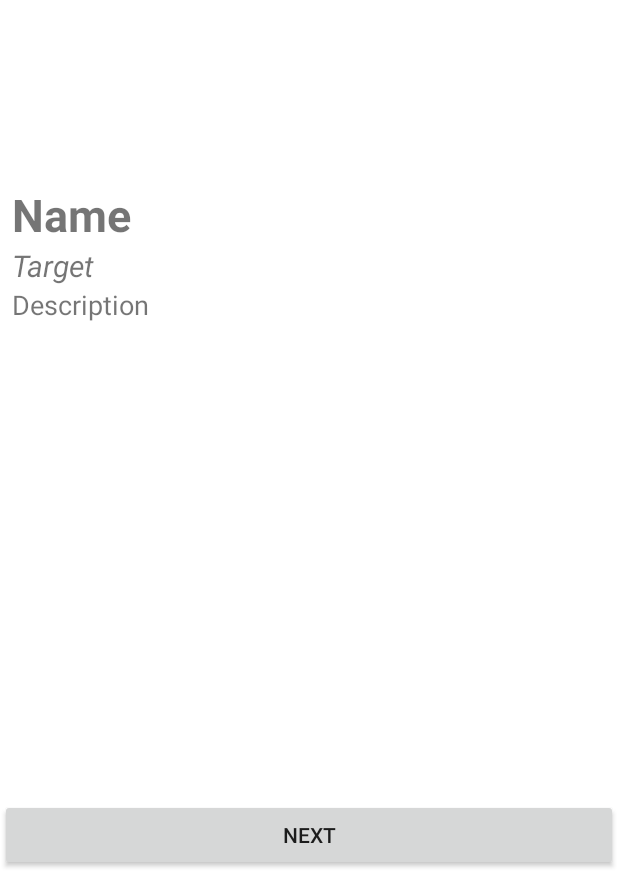
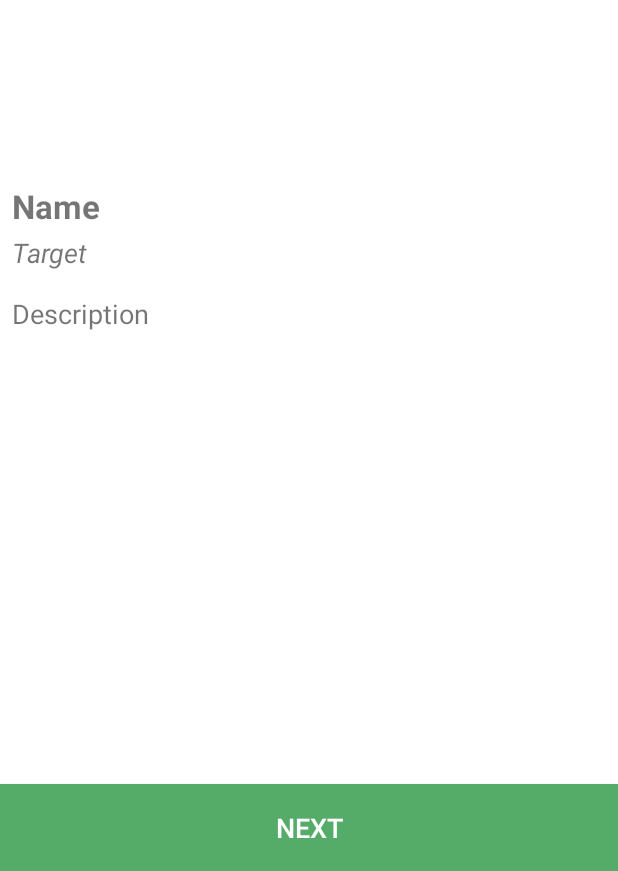
Before and after one commit to albertogoffi/hackthlete, an Android app: the ExerciseActivity screen opened directly, with no data from a screen before it, on a phone screen of 412 x 824 dp, the part 365-1236 px from its top. Run offline under Robolectric (Android 15) with nearby library versions, the phone set to English and light mode, and no system bars; libraries missing offline, so code that uses them is left out: com.google.maps.android, com.google.maps.model; 8 statements that could not run were skipped.

Commit message:
improve style of all views

```diff
--- a/app/src/main/res/layout/activity_exercise.xml
+++ b/app/src/main/res/layout/activity_exercise.xml
@@ -42,23 +42,25 @@
                 android:layout_marginLeft="8dp"
                 android:layout_marginRight="8dp"
                 android:text="Name"
-                android:textSize="30sp"
+                android:textSize="22sp"
                 android:textStyle="bold" />
 
             <TextView
                 android:id="@+id/exerciseTargetView"
                 android:layout_width="match_parent"
                 android:layout_height="wrap_content"
+                android:layout_marginTop="4dp"
                 android:layout_marginLeft="8dp"
                 android:layout_marginRight="8dp"
                 android:text="Target"
-                android:textSize="20sp"
+                android:textSize="18sp"
                 android:textStyle="italic" />
 
             <TextView
                 android:id="@+id/exerciseDescriptionView"
                 android:layout_width="match_parent"
                 android:layout_height="wrap_content"
+                android:layout_marginTop="16dp"
                 android:layout_marginLeft="8dp"
                 android:layout_marginRight="8dp"
                 android:inputType="textMultiLine"
@@ -71,6 +73,10 @@
         android:id="@+id/buttonNext"
         android:layout_width="match_parent"
         android:layout_height="wrap_content"
+        android:background="#55AB68"
+        android:padding="25px"
         android:onClick="moveToNextExercise"
-        android:text="Next" />
+        android:text="Next"
+        android:textColor="@android:color/white"
+        android:textSize="18sp" />
 </LinearLayout>
--- a/app/src/main/res/layout/activity_workout_overview.xml
+++ b/app/src/main/res/layout/activity_workout_overview.xml
@@ -11,7 +11,12 @@
     <Button
         android:layout_width="wrap_content"
         android:layout_height="wrap_content"
+        android:layout_marginBottom="24dp"
         android:layout_gravity="center|bottom"
+        android:background="#55AB68"
+        android:padding="25px"
         android:text="Start Workout"
+        android:textColor="@android:color/white"
+        android:textSize="18sp"
         android:onClick="startWorkout"/>
 </fragment>
```
Also changed, not shown: app/src/main/res/layout/activity_configure_workout.xml (+4 -4 lines).
